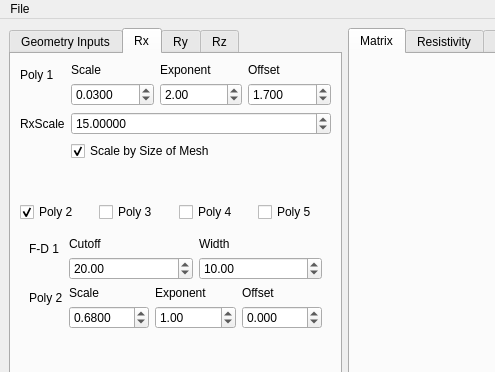
The window that AnisotropicSimulator2.ui (JulianN9/Anisotropic-Sample-Simulator) describes before a commit, drawn with Qt 5; both pictures show x 0 to 495 and y 0 to 372 of the 957 by 849 pixel window.
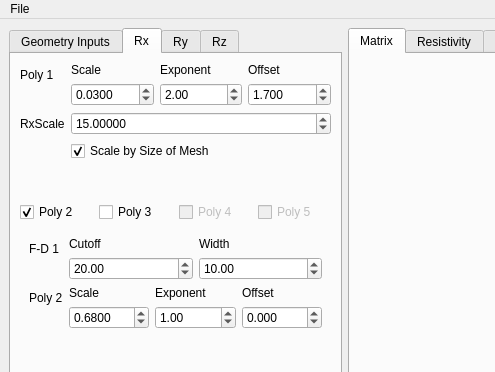
The same window after the commit. The open tabs and pages were chosen to show the change.

What changed in the file:
```diff
--- a/AnisotropicSimulator2.ui
+++ b/AnisotropicSimulator2.ui
@@ -654,6 +654,9 @@
           </item>
           <item>
            <widget class="QCheckBox" name="RxPoly4Check">
+            <property name="enabled">
+             <bool>false</bool>
+            </property>
             <property name="text">
              <string>Poly 4</string>
             </property>
@@ -661,6 +664,9 @@
           </item>
           <item>
            <widget class="QCheckBox" name="RxPoly5Check">
+            <property name="enabled">
+             <bool>false</bool>
+            </property>
             <property name="text">
              <string>Poly 5</string>
             </property>
```
Left out of the diff: 12 changed lines with no effect on the pictures.
